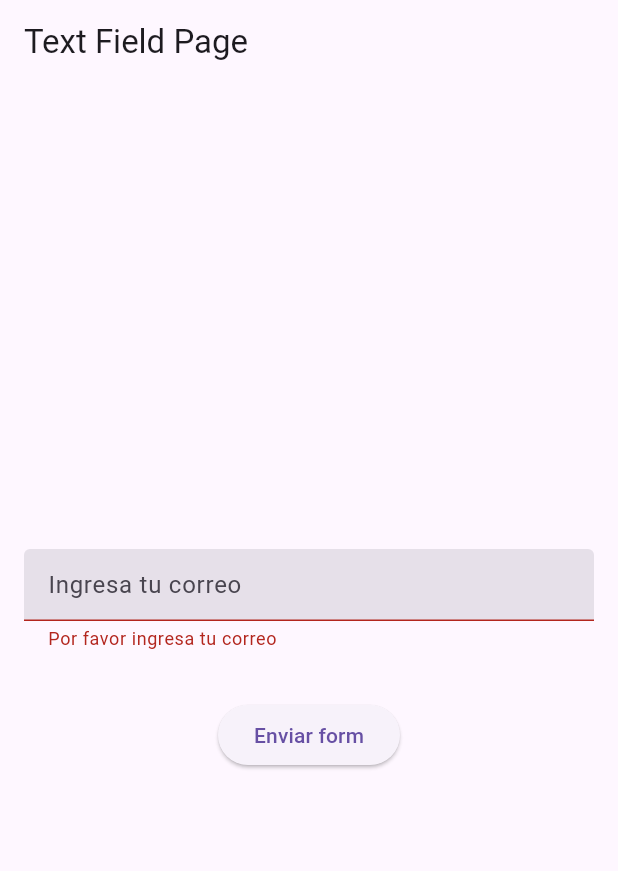
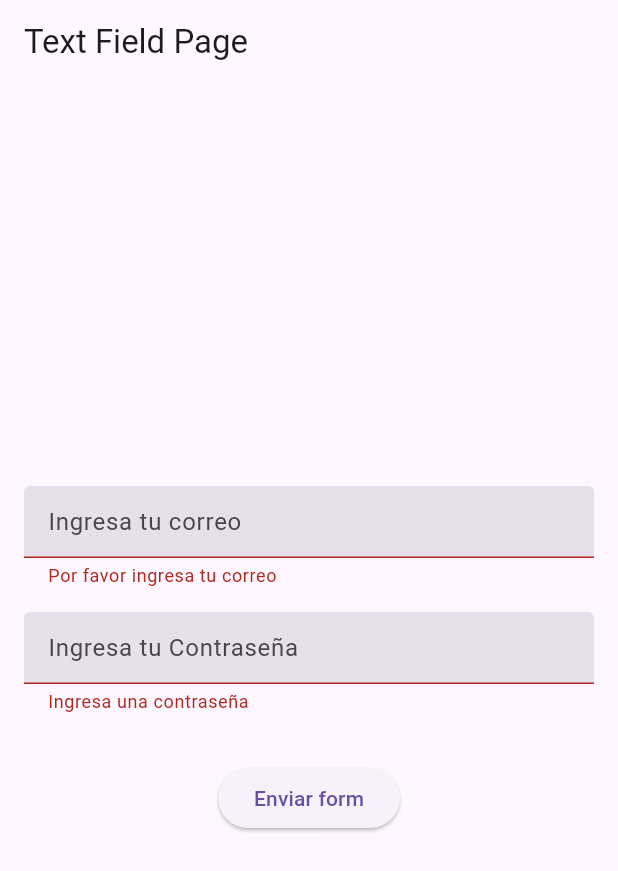
Before and after one commit to fr4nsgallegos/recetasappg10, a Flutter app: the screen it shows after launch, after a tap on "Enviar form", on a phone screen of 412 x 824 dp. Shown: the top 871 px of the screen. Run offline on Flutter 3.47's test engine with Material 3 defaults, Android fonts, the phone set to English and light mode, and no system bars.

```diff
--- a/lib/pages/home_page.dart
+++ b/lib/pages/home_page.dart
@@ -6,7 +6,9 @@ class HomePage extends StatelessWidget {
   @override
   Widget build(BuildContext context) {
     return Scaffold(
-      appBar: AppBar(),
+      appBar: AppBar(
+        title: Text("Home Page"),
+      ),
     );
   }
 }
--- a/lib/widgets_pages/textfield_page.dart
+++ b/lib/widgets_pages/textfield_page.dart
@@ -52,6 +52,31 @@ class TextfieldPage extends StatelessWidget {
                   },
                 ),
                 SizedBox(
+                  height: 16,
+                ),
+                TextFormField(
+                  controller: _contrasenaController,
+                  validator: (value) {
+                    if (value == null || value.isEmpty) {
+                      return "Ingresa una contraseña";
+                    } else if (value.length < 8) {
+                      return "La contraseña debe tener al menor 8 caracateres";
+                    } else {
+                      return null;
+                    }
+                  },
+                  decoration: InputDecoration(
+                    hintText: "Ingresa tu Contraseña",
+                    filled: true,
+                    enabledBorder: OutlineInputBorder(
+                      borderRadius: BorderRadius.circular(24),
+                    ),
+                    focusedBorder: OutlineInputBorder(
+                      borderRadius: BorderRadius.circular(24),
+                    ),
+                  ),
+                ),
+                SizedBox(
                   height: 32,
                 ),
                 ElevatedButton(
@@ -62,6 +87,7 @@ class TextfieldPage extends StatelessWidget {
                       ScaffoldMessenger.of(context).showSnackBar(
                         SnackBar(
                           content: Text("Formulario validado"),
+                          backgroundColor: Colors.green,
                         ),
                       );
                     }
```
